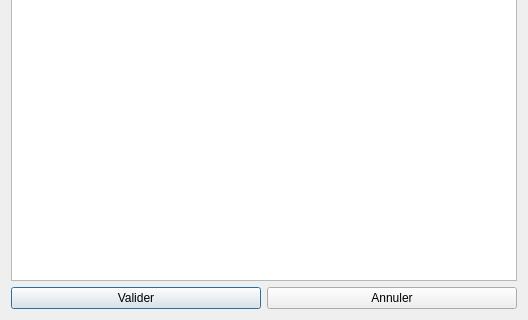
Qt form Programmes/synoptux/src/dlgparam.ui (leo-naeka/medintux) before a commit; both pictures show x 0 to 528 and y 306 to 626 of the 528 by 626 pixel window.
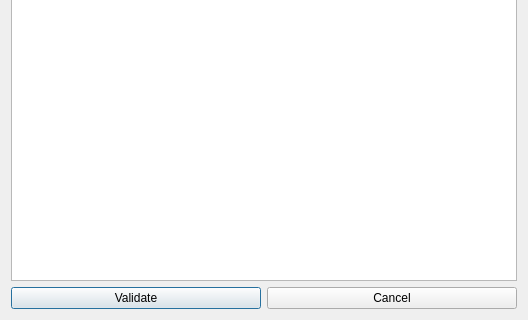
The same form after that commit.

The edit to the form file:
```diff
--- a/Programmes/synoptux/src/dlgparam.ui
+++ b/Programmes/synoptux/src/dlgparam.ui
@@ -20,14 +20,14 @@
    <item row="1" column="0">
     <widget class="QPushButton" name="pushButton_valider">
      <property name="text">
-      <string>Valider</string>
+      <string>Validate</string>
      </property>
     </widget>
    </item>
    <item row="1" column="1">
     <widget class="QPushButton" name="pushButton_annuler">
      <property name="text">
-      <string>Annuler</string>
+      <string>Cancel</string>
      </property>
     </widget>
    </item>
```
